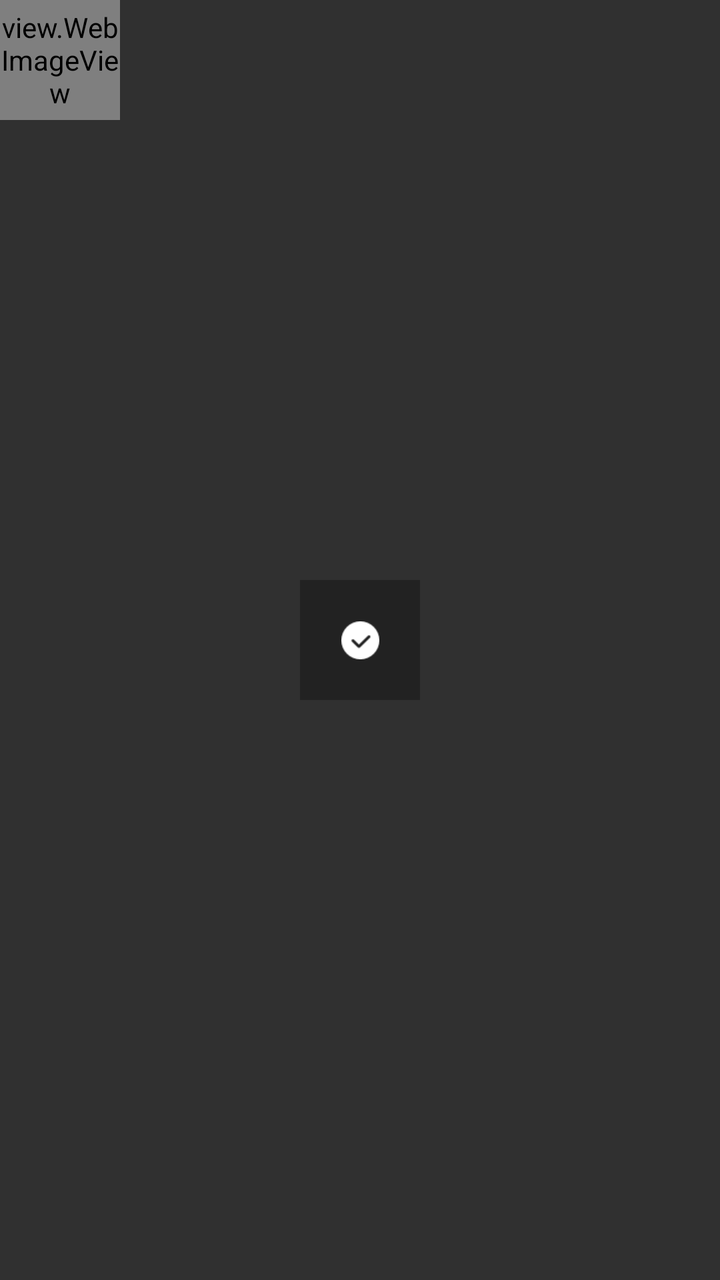
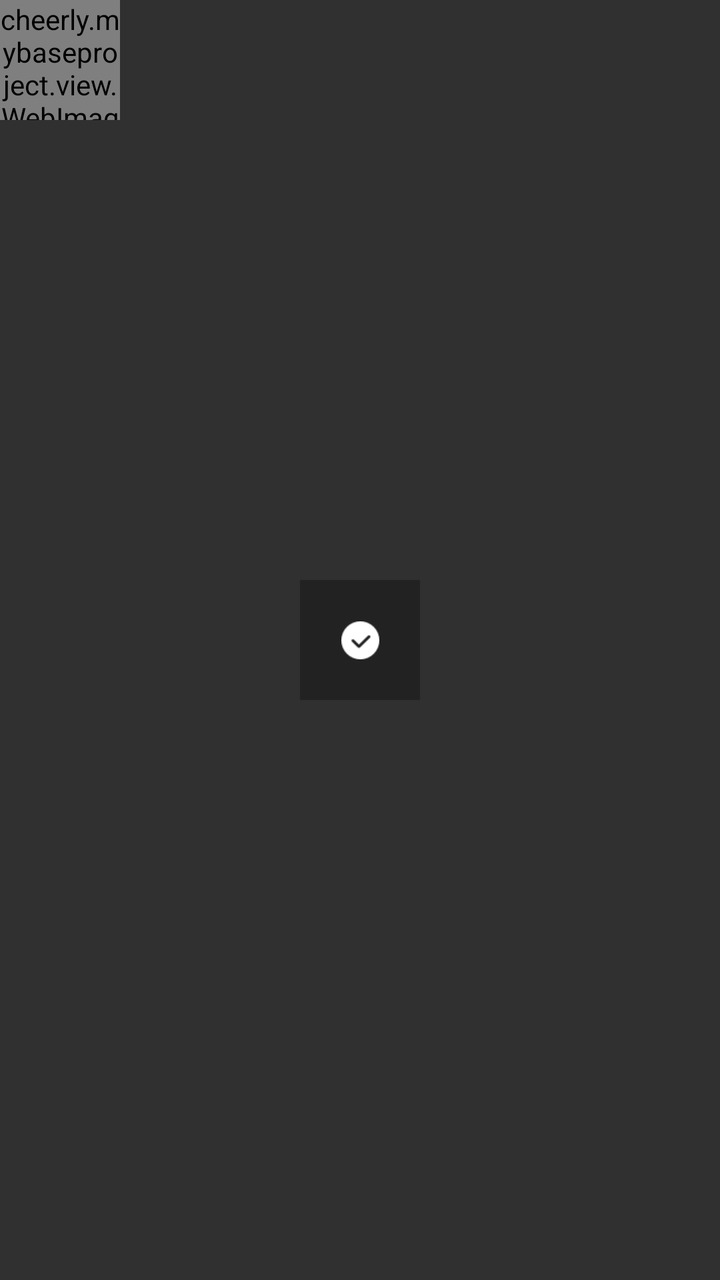

Two renders of the same Android screen: before a commit and after it. Below are the layout's source before the change and the commit's diff.
<!-- AndroidManifest.xml: application theme AppBaseTheme -->
<!-- res/layout/publish_select_photo_item.xml -->
<?xml version="1.0" encoding="utf-8"?>
<RelativeLayout xmlns:android="http://schemas.android.com/apk/res/android"
    android:layout_width="wrap_content"
    android:layout_height="wrap_content"
    android:orientation="vertical">

    <view.WebImageView
        android:id="@+id/photo_img"
        android:layout_width="60dp"
        android:layout_height="60dp"
        android:scaleType="centerCrop" />

    <ImageView
        android:id="@+id/check_box"
        android:layout_width="60dp"
        android:layout_height="60dp"
        android:layout_centerInParent="true"
        android:background="#4C000000"
        android:scaleType="centerInside"
        android:src="@drawable/publish_album_photo_checked" />
</RelativeLayout>
<!-- resources referenced by this layout -->
<resources>
  <!-- drawable publish_album_photo_checked: png bitmap (drawable-xhdpi, 493 bytes) -->
  <style name="AppBaseTheme" parent="@style/Theme.AppCompat.NoActionBar">
          <item name="android:windowNoTitle">true</item>
          <item name="android:windowContentOverlay">@null</item>
          <item name="android:windowAnimationStyle">@style/AnimationActivity</item>
          <item name="colorPrimary">@color/black</item>
          <item name="colorPrimaryDark">@color/black</item>
          <item name="colorAccent">@color/colorAccent</item>
      </style>
  <style name="AnimationActivity" parent="@android:style/Animation.Activity">
          <item name="android:activityOpenEnterAnimation">@anim/slide_in_right</item>
          <item name="android:activityCloseExitAnimation">@anim/slide_out_right</item>
          <item name="android:activityCloseEnterAnimation">@anim/slide_in_left</item>
          <item name="android:activityOpenExitAnimation">@anim/slide_out_left</item>
      </style>
  <color name="black">#000000</color>
  <color name="colorAccent">#FF4081</color>
</resources>

<!-- the commit's change to res/layout/publish_select_photo_item.xml (unified diff, before → after) -->
@@ -4,7 +4,7 @@
     android:layout_height="wrap_content"
     android:orientation="vertical">
 
-    <view.WebImageView
+    <cheerly.mybaseproject.view.WebImageView
         android:id="@+id/photo_img"
         android:layout_width="60dp"
         android:layout_height="60dp"
